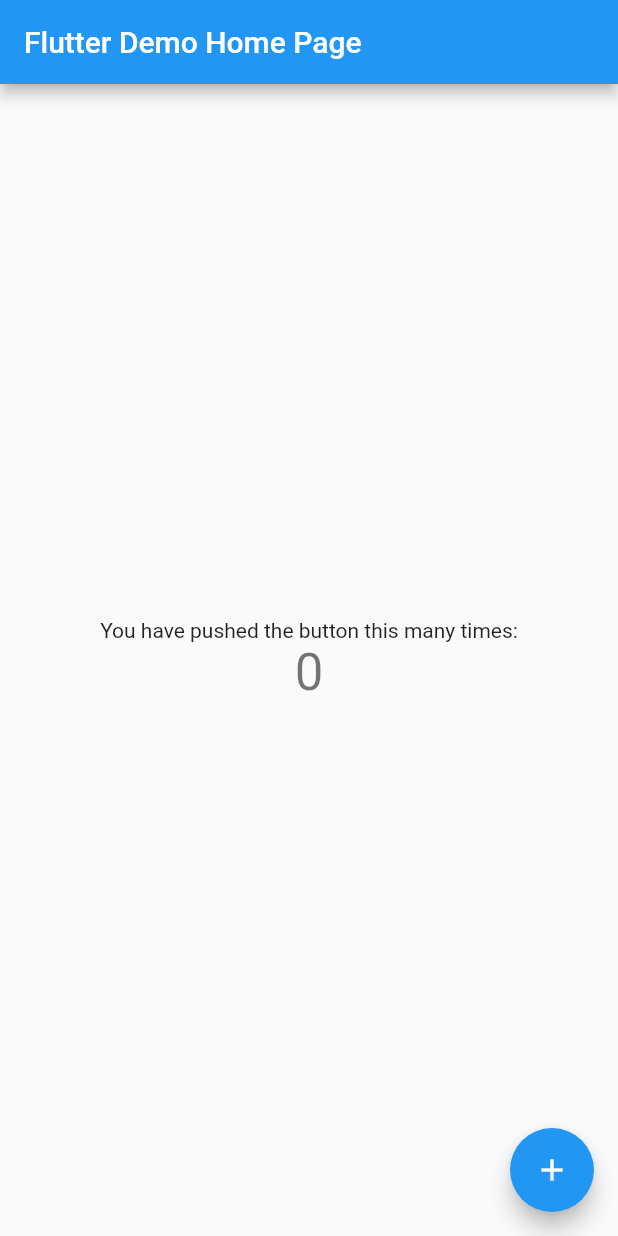
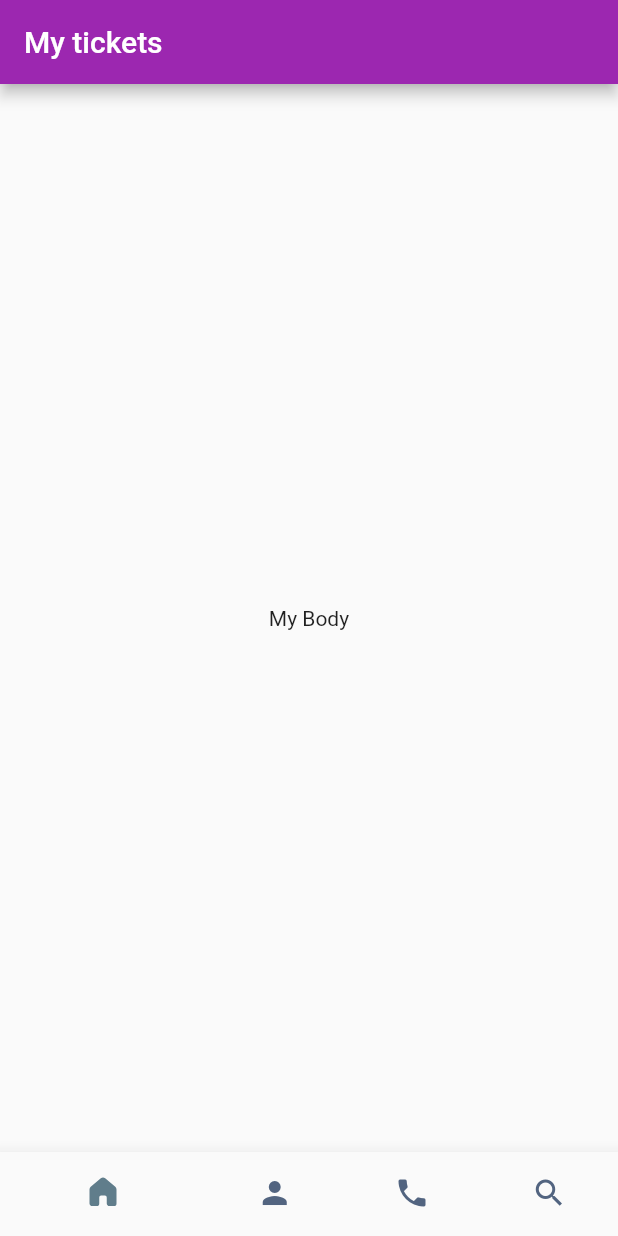
Before and after one commit to jwson-automation/exercise_commit, a Flutter app: the screen it shows after launch, on a phone screen of 412 x 824 dp. Run offline on Flutter 3.47's test engine with Material 2 defaults, Android fonts, the phone set to English and light mode, and no system bars; our stand-ins replace fluentui_icons.

Commit message:
[FE] Scaffold 생성 ( Appbar, BottomNavBar )

```diff
--- a/lib/main.dart
+++ b/lib/main.dart
@@ -1,3 +1,4 @@
+import 'package:exercise_commit/screens/bottom.dart';
 import 'package:flutter/material.dart';
 
 void main() {
@@ -13,103 +14,9 @@ class MyApp extends StatelessWidget {
     return MaterialApp(
       title: 'Flutter Demo',
       theme: ThemeData(
-        // This is the theme of your application.
-        //
-        // Try running your application with "flutter run". You'll see the
-        // application has a blue toolbar. Then, without quitting the app, try
-        // changing the primarySwatch below to Colors.green and then invoke
-        // "hot reload" (press "r" in the console where you ran "flutter run",
-        // or simply save your changes to "hot reload" in a Flutter IDE).
-        // Notice that the counter didn't reset back to zero; the application
-        // is not restarted.
-        primarySwatch: Colors.blue,
+        primarySwatch: Colors.purple,
       ),
-      home: const MyHomePage(title: 'Flutter Demo Home Page'),
+      home: const BottomBar(),
     );
   }
 }
-
-class MyHomePage extends StatefulWidget {
-  const MyHomePage({super.key, required this.title});
-
-  // This widget is the home page of your application. It is stateful, meaning
-  // that it has a State object (defined below) that contains fields that affect
-  // how it looks.
-
-  // This class is the configuration for the state. It holds the values (in this
-  // case the title) provided by the parent (in this case the App widget) and
-  // used by the build method of the State. Fields in a Widget subclass are
-  // always marked "final".
-
-  final String title;
-
-  @override
-  State<MyHomePage> createState() => _MyHomePageState();
-}
-
-class _MyHomePageState extends State<MyHomePage> {
-  int _counter = 0;
-
-  void _incrementCounter() {
-    setState(() {
-      // This call to setState tells the Flutter framework that something has
-      // changed in this State, which causes it to rerun the build method below
-      // so that the display can reflect the updated values. If we changed
-      // _counter without calling setState(), then the build method would not be
-      // called again, and so nothing would appear to happen.
-      _counter++;
-    });
-  }
-
-  @override
-  Widget build(BuildContext context) {
-    // This method is rerun every time setState is called, for instance as done
-    // by the _incrementCounter method above.
-    //
-    // The Flutter framework has been optimized to make rerunning build methods
-    // fast, so that you can just rebuild anything that needs updating rather
-    // than having to individually change instances of widgets.
-    return Scaffold(
-      appBar: AppBar(
-        // Here we take the value from the MyHomePage object that was created by
-        // the App.build method, and use it to set our appbar title.
-        title: Text(widget.title),
-      ),
-      body: Center(
-        // Center is a layout widget. It takes a single child and positions it
-        // in the middle of the parent.
-        child: Column(
-          // Column is also a layout widget. It takes a list of children and
-          // arranges them vertically. By default, it sizes itself to fit its
-          // children horizontally, and tries to be as tall as its parent.
-          //
-          // Invoke "debug painting" (press "p" in the console, choose the
-          // "Toggle Debug Paint" action from the Flutter Inspector in Android
-          // Studio, or the "Toggle Debug Paint" command in Visual Studio Code)
-          // to see the wireframe for each widget.
-          //
-          // Column has various properties to control how it sizes itself and
-          // how it positions its children. Here we use mainAxisAlignment to
-          // center the children vertically; the main axis here is the vertical
-          // axis because Columns are vertical (the cross axis would be
-          // horizontal).
-          mainAxisAlignment: MainAxisAlignment.center,
-          children: <Widget>[
-            const Text(
-              'You have pushed the button this many times:',
-            ),
-            Text(
-              '$_counter',
-              style: Theme.of(context).textTheme.headline4,
-            ),
-          ],
-        ),
-      ),
-      floatingActionButton: FloatingActionButton(
-        onPressed: _incrementCounter,
-        tooltip: 'Increment',
-        child: const Icon(Icons.add),
-      ), // This trailing comma makes auto-formatting nicer for build methods.
-    );
-  }
-}
--- /dev/null
+++ b/lib/screens/bottom.dart
@@ -0,0 +1,37 @@
+import 'package:fluentui_icons/fluentui_icons.dart';
+import 'package:flutter/material.dart';
+
+class BottomBar extends StatefulWidget {
+  const BottomBar({Key? key}) : super(key: key);
+
+  @override
+  State<BottomBar> createState() => _BottomBarState();
+}
+
+class _BottomBarState extends State<BottomBar> {
+  @override
+  Widget build(BuildContext context) {
+    return Scaffold(
+        appBar: AppBar(
+          title: Text("My tickets"),
+        ),
+        body: Center(child: Text("My Body")),
+        bottomNavigationBar: BottomNavigationBar(
+            showSelectedLabels: false,
+            showUnselectedLabels: false,
+            elevation: 10,
+            backgroundColor: Colors.black,
+            unselectedItemColor: Color(0xFF526480),
+            selectedItemColor: Colors.blueGrey,
+            items: [
+        BottomNavigationBarItem(icon: Icon(FluentSystemIcons.ic_fluent_home_add_regular),
+            activeIcon: Icon(FluentSystemIcons.ic_fluent_home_filled)
+            ,label: "1"),
+        BottomNavigationBarItem(icon: Icon(Icons.person), label: "2"),
+        BottomNavigationBarItem(icon: Icon(Icons.phone), label: "3"),
+        BottomNavigationBarItem(icon: Icon(Icons.search), label: "4"),
+      ]
+        ),
+    );
+  }
+}
--- a/pubspec.yaml
+++ b/pubspec.yaml
@@ -36,6 +36,7 @@ dependencies:
   # The following adds the Cupertino Icons font to your application.
   # Use with the CupertinoIcons class for iOS style icons.
   cupertino_icons: ^1.0.2
+  fluentui_icons: ^1.0.0
 
 dev_dependencies:
   flutter_test:
```
Also changed, not shown: pubspec.lock.
